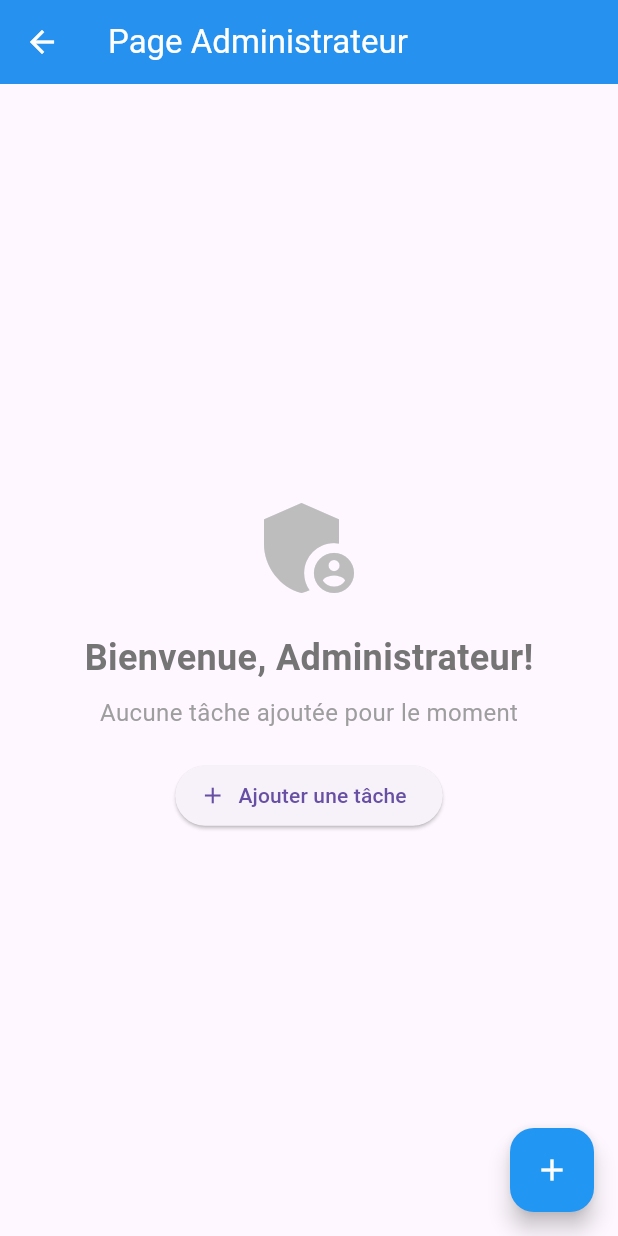
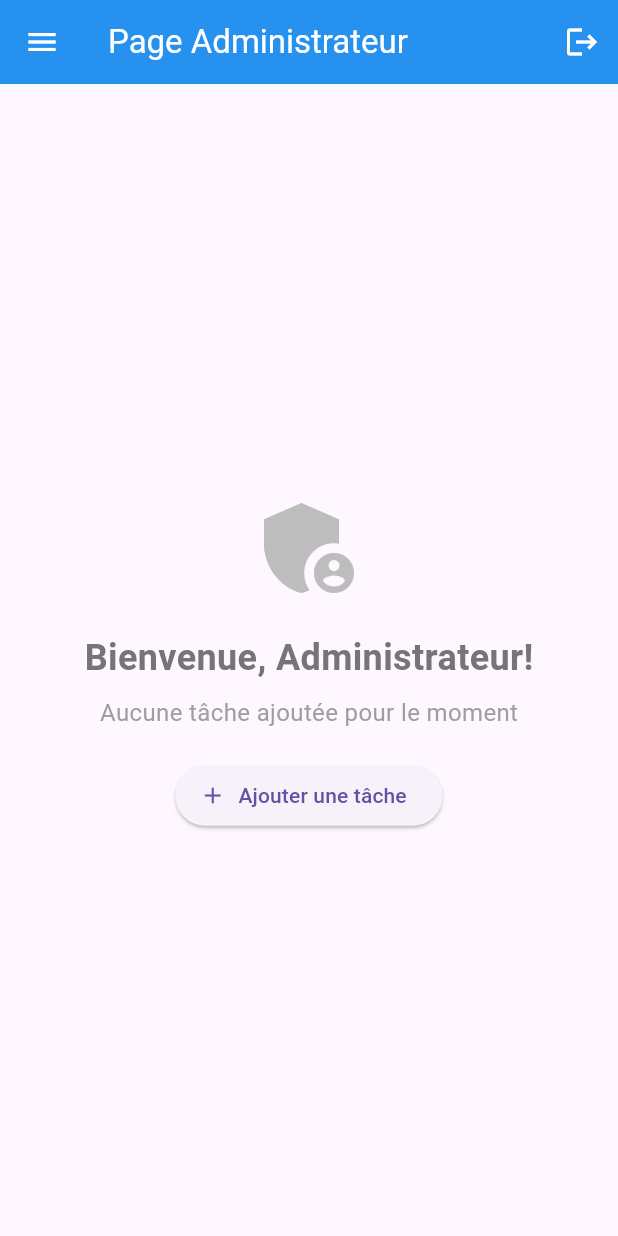
Before and after one commit to Charles-star-tech/Projet-L3, a Flutter app: the AdminHomePage screen opened directly, on a phone screen of 412 x 824 dp. Run offline on Flutter 3.47's test engine with Material 3 defaults, Android fonts, the light colour scheme and no system bars; our stand-ins replace cloud_firestore, device_info_plus, firebase_auth, firebase_core, google_sign_in, package_info_plus; accounts and stored records are empty.

Commit message:
Ajout sur la page administrateur

```diff
--- a/lib/pages/admin_home_page.dart
+++ b/lib/pages/admin_home_page.dart
@@ -1,22 +1,24 @@
+import 'package:cloud_firestore/cloud_firestore.dart';
+//import 'package:fl_fire_auth/utils/auth_helper.dart';
+import 'package:firebase_auth/firebase_auth.dart';
+import 'package:tutore_vrais/pages/ajout_mot_page.dart';
+
 import 'package:flutter/material.dart';
 
 class AdminHomePage extends StatefulWidget {
-  const AdminHomePage({super.key});
+  AdminHomePage({super.key});
 
   @override
   _AdminHomePageState createState() => _AdminHomePageState();
 }
 
 class _AdminHomePageState extends State<AdminHomePage> {
-  // Contrôleurs pour gérer les champs de texte
   final TextEditingController _taskController = TextEditingController();
   final TextEditingController _wordController = TextEditingController();
 
-  // Liste pour stocker les tâches et mots ajoutés
-  List<Map<String, String>> _items = [];
+  final List<Map<String, String>> _items = [];
 
   void _showAddMenu() {
-    // Réinitialiser les contrôleurs
     _taskController.clear();
     _wordController.clear();
 
@@ -37,7 +39,6 @@ class _AdminHomePageState extends State<AdminHomePage> {
           child: Column(
             mainAxisSize: MainAxisSize.min,
             children: [
-              // Indicateur de modal
               Container(
                 width: 40,
                 height: 4,
@@ -49,10 +50,7 @@ class _AdminHomePageState extends State<AdminHomePage> {
               SizedBox(height: 20),
               Text(
                 'Ajouter une tâche et un mot',
-                style: TextStyle(
-                  fontSize: 18,
-                  fontWeight: FontWeight.bold,
-                ),
+                style: TextStyle(fontSize: 18, fontWeight: FontWeight.bold),
               ),
               SizedBox(height: 20),
               TextField(
@@ -88,7 +86,7 @@ class _AdminHomePageState extends State<AdminHomePage> {
                   SizedBox(width: 12),
                   Expanded(
                     child: ElevatedButton(
-                      onPressed: () => _addItem(),
+                      onPressed: _addItem,
                       child: Text('Ajouter'),
                     ),
                   ),
@@ -110,8 +108,6 @@ class _AdminHomePageState extends State<AdminHomePage> {
         });
       });
       Navigator.pop(context);
-
-      // Afficher un message de confirmation
       ScaffoldMessenger.of(context).showSnackBar(
         SnackBar(
           content: Text('Tâche et mot ajoutés avec succès !'),
@@ -119,7 +115,6 @@ class _AdminHomePageState extends State<AdminHomePage> {
         ),
       );
     } else {
-      // Afficher un message d'erreur
       ScaffoldMessenger.of(context).showSnackBar(
         SnackBar(
           content: Text('Veuillez remplir tous les champs'),
@@ -162,10 +157,15 @@ class _AdminHomePageState extends State<AdminHomePage> {
 
   @override
   void dispose() {
-    // Libérer les contrôleurs
     _taskController.dispose();
     _wordController.dispose();
     super.dispose();
+  }
+
+  final user = FirebaseAuth.instance.currentUser!;
+
+  void signUserOut() {
+    FirebaseAuth.instance.signOut();
   }
 
   @override
@@ -176,6 +176,62 @@ class _AdminHomePageState extends State<AdminHomePage> {
         backgroundColor: Colors.blue,
         foregroundColor: Colors.white,
         elevation: 2,
+        actions: [
+          IconButton(
+            onPressed: signUserOut,
+            icon: Icon(Icons.logout),
+            tooltip: 'Déconnexion',
+          ),
+        ],
+      ),
+      drawer: Drawer(
+        backgroundColor: Colors.deepOrange,
+        child: Column(
+          children: [
+            DrawerHeader(
+              child: Icon(Icons.favorite, size: 48, color: Colors.white),
+            ),
+            ListTile(
+              leading: Icon(Icons.home, color: Colors.white),
+              title: Text("Accueil", style: TextStyle(color: Colors.white)),
+              onTap: () {
+                Navigator.pushNamed(context, '/home');
+              },
+            ),
+            ListTile(
+              leading: Icon(Icons.settings, color: Colors.white),
+              title: Text("Paramètre", style: TextStyle(color: Colors.white)),
+              onTap: () {
+                Navigator.pushNamed(context, '/settingspage');
+              },
+            ),
+
+            ListTile(
+              leading: Icon(Icons.library_add),
+              title: Text("Ajouter un mot"),
+              onTap: () => Navigator.pushNamed(context, '/ajoutmot'),
+            ),
+
+
+            ListTile(
+              leading: Icon(Icons.account_box_outlined, color: Colors.white),
+              title: Text("Profil", style: TextStyle(color: Colors.white)),
+              onTap: () {
+                Navigator.pushNamed(context, '/profile');
+              },
+            ),
+            ListTile(
+              leading: Icon(Icons.people, color: Colors.white),
+              title: Text(
+                "Utilisateurs",
+                style: TextStyle(color: Colors.white),
+              ),
+              onTap: () {
+                Navigator.pushNamed(context, '/users');
+              },
+            ),
+          ],
+        ),
       ),
       body: _items.isEmpty
           ? Center(
@@ -199,10 +255,7 @@ class _AdminHomePageState extends State<AdminHomePage> {
                   SizedBox(height: 8),
                   Text(
                     'Aucune tâche ajoutée pour le moment',
-              style: TextStyle(
-                fontSize: 16,
-                color: Colors.grey[500],
-              ),
+                    style: TextStyle(fontSize: 16, color: Colors.grey[500]),
                   ),
                   SizedBox(height: 20),
                   ElevatedButton.icon(
@@ -245,13 +298,6 @@ class _AdminHomePageState extends State<AdminHomePage> {
                 );
               },
             ),
-      floatingActionButton: FloatingActionButton(
-        onPressed: _showAddMenu,
-        child: Icon(Icons.add),
-        tooltip: 'Ajouter une tâche',
-        backgroundColor: Colors.blue,
-        foregroundColor: Colors.white,
-      ),
     );
   }
 }
```
Also changed, not shown: lib/main.dart (+16 -4 lines), lib/pages/Settings_page.dart (added, +62 -0 lines), lib/pages/ajout_mot_page.dart (added, +151 -0 lines), lib/pages/profile_page.dart (added, +45 -0 lines), lib/pages/users_list_page.dart (added, +46 -0 lines). Lines whose indentation alone changed are shown as unchanged.
